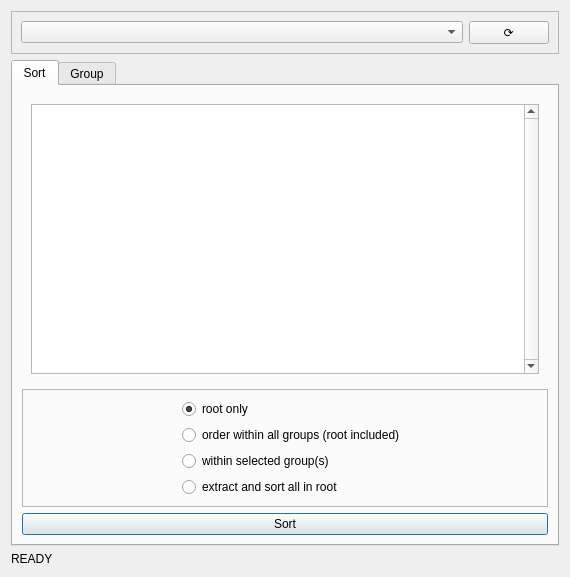
This is sort_and_group_dialog_base.ui in ViperMiniQ/qgis-layer-tree-tools as Qt 5 draws it before an edit. The edited form follows.
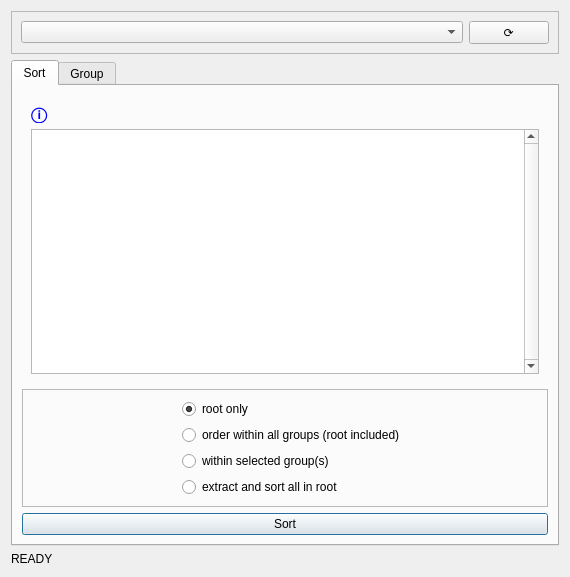
This is the edited form. The open tabs and pages were chosen to show the change.

Commit message: file size calculations done from QGIS provided sidecar files

Patch:
```diff
--- a/sort_and_group_dialog_base.ui
+++ b/sort_and_group_dialog_base.ui
@@ -323,7 +323,7 @@
          </widget>
          <widget class="QWidget" name="SortGeometry">
           <layout class="QGridLayout" name="gridLayout_3">
-           <item row="0" column="0">
+           <item row="1" column="0">
             <widget class="QListWidget" name="listWidgetGeometry">
              <property name="verticalScrollBarPolicy">
               <enum>Qt::ScrollBarAlwaysOn</enum>
@@ -336,6 +336,60 @@
              </property>
             </widget>
            </item>
+           <item row="0" column="0">
+            <widget class="QLabel" name="label_7">
+             <property name="palette">
+              <palette>
+               <active>
+                <colorrole role="WindowText">
+                 <brush brushstyle="SolidPattern">
+                  <color alpha="255">
+                   <red>0</red>
+                   <green>0</green>
+                   <blue>255</blue>
+                  </color>
+                 </brush>
+                </colorrole>
+               </active>
+               <inactive>
+                <colorrole role="WindowText">
+                 <brush brushstyle="SolidPattern">
+                  <color alpha="255">
+                   <red>0</red>
+                   <green>0</green>
+                   <blue>255</blue>
+                  </color>
+                 </brush>
+                </colorrole>
+               </inactive>
+               <disabled>
+                <colorrole role="WindowText">
+                 <brush brushstyle="SolidPattern">
+                  <color alpha="255">
+                   <red>120</red>
+                   <green>120</green>
+                   <blue>120</blue>
+                  </color>
+                 </brush>
+                </colorrole>
+               </disabled>
+              </palette>
+             </property>
+             <property name="font">
+              <font>
+               <pointsize>12</pointsize>
+               <weight>75</weight>
+               <bold>true</bold>
+              </font>
+             </property>
+             <property name="toolTip">
+              <string>Use mouse cursor to drag and drop elements in position within the list</string>
+             </property>
+             <property name="text">
+              <string>ⓘ</string>
+             </property>
+            </widget>
+           </item>
           </layout>
          </widget>
          <widget class="QWidget" name="SortFiletype">
```
Left out of the diff: 171 changed lines with no effect on the pictures. The commit also changes 1 other file.
